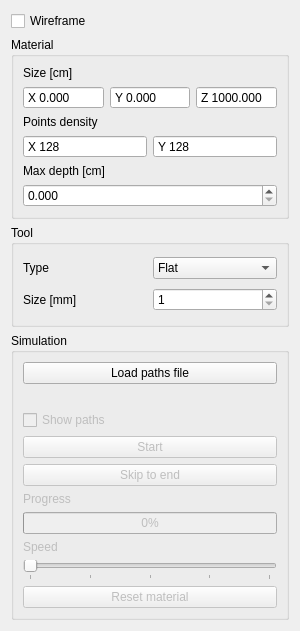
Above: Controls/Modules/CNCRouterModule/cncroutermodule.ui from VenMolom/GeometricModeling before the change. Below: the same form after it.
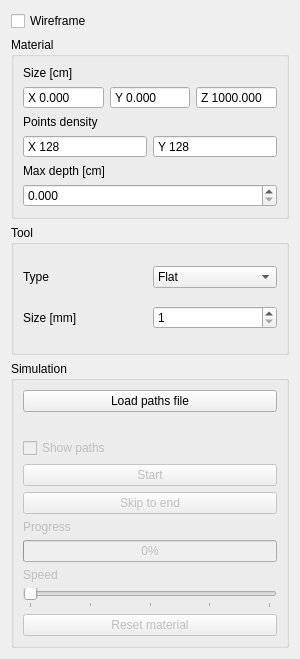
That is the form after the change.

Patch:
```diff
--- a/Controls/Modules/CNCRouterModule/cncroutermodule.ui
+++ b/Controls/Modules/CNCRouterModule/cncroutermodule.ui
@@ -7,7 +7,7 @@
     <x>0</x>
     <y>0</y>
     <width>300</width>
-    <height>631</height>
+    <height>659</height>
    </rect>
   </property>
   <property name="windowTitle">
```
Left out of the diff: 4 changed lines with no effect on the pictures.
